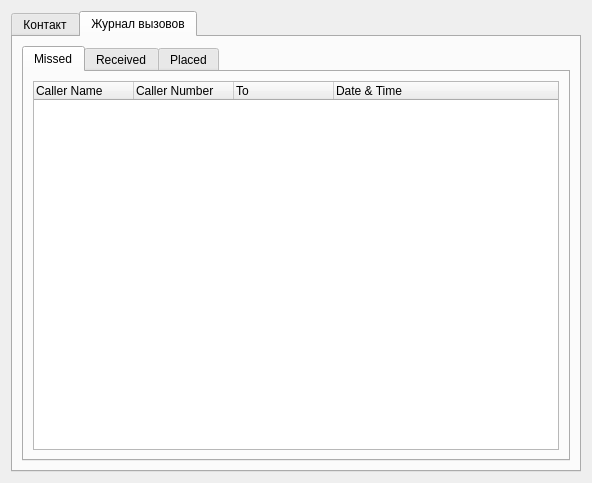
okostynchuk/Outcall, file AddContactDialog.ui: the form before one commit.
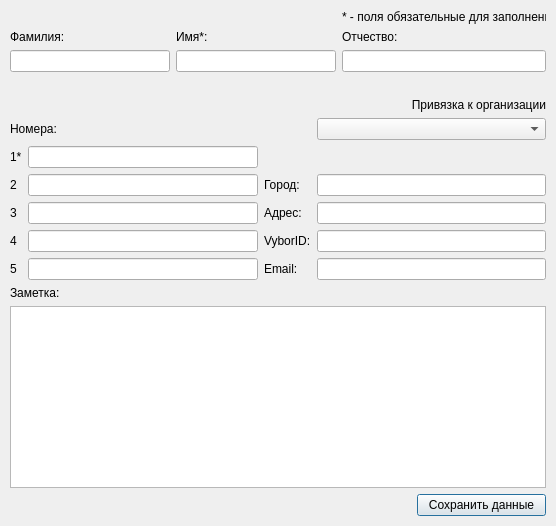
The form after the commit.

Patch:
```diff
--- a/AddContactDialog.ui
+++ b/AddContactDialog.ui
@@ -6,8 +6,8 @@
    <rect>
     <x>0</x>
     <y>0</y>
-    <width>554</width>
-    <height>483</height>
+    <width>556</width>
+    <height>526</height>
    </rect>
   </property>
   <property name="minimumSize">
@@ -19,21 +19,15 @@
   <property name="windowTitle">
    <string>Dialog</string>
   </property>
-  <layout class="QGridLayout" name="gridLayout_2">
-   <item row="0" column="0">
-    <widget class="QTabWidget" name="tabWidget">
-     <property name="focusPolicy">
-      <enum>Qt::TabFocus</enum>
-     </property>
-     <property name="currentIndex">
-      <number>1</number>
-     </property>
-     <widget class="QWidget" name="tab_5">
-      <attribute name="title">
-       <string>Контакт</string>
-      </attribute>
-      <layout class="QGridLayout" name="gridLayout">
-       <item row="0" column="0">
+  <widget class="QWidget" name="layoutWidget">
+   <property name="geometry">
+    <rect>
+     <x>10</x>
+     <y>10</y>
+     <width>536</width>
+     <height>506</height>
+    </rect>
+   </property>
         <layout class="QVBoxLayout" name="verticalLayout_3">
          <item>
           <layout class="QGridLayout" name="gridLayout_5">
@@ -263,145 +257,7 @@
           </layout>
          </item>
         </layout>
-       </item>
-      </layout>
-     </widget>
-     <widget class="QWidget" name="tab_6">
-      <attribute name="title">
-       <string>Журнал вызовов</string>
-      </attribute>
-      <layout class="QVBoxLayout" name="verticalLayout">
-       <item>
-        <layout class="QGridLayout" name="gridLayout_3">
-         <item row="0" column="0">
-          <widget class="QTabWidget" name="tabWidget_2">
-           <property name="currentIndex">
-            <number>0</number>
-           </property>
-           <widget class="QWidget" name="tab_3">
-            <attribute name="title">
-             <string>Missed</string>
-            </attribute>
-            <layout class="QGridLayout" name="gridLayout_4">
-             <item row="0" column="0">
-              <widget class="QTreeWidget" name="treeWidgetMissed">
-               <property name="selectionMode">
-                <enum>QAbstractItemView::ExtendedSelection</enum>
-               </property>
-               <property name="rootIsDecorated">
-                <bool>false</bool>
-               </property>
-               <property name="columnCount">
-                <number>4</number>
-               </property>
-               <column>
-                <property name="text">
-                 <string>Caller Name</string>
-                </property>
-               </column>
-               <column>
-                <property name="text">
-                 <string notr="true">Caller Number</string>
-                </property>
-               </column>
-               <column>
-                <property name="text">
-                 <string notr="true">To</string>
-                </property>
-               </column>
-               <column>
-                <property name="text">
-                 <string notr="true">Date &amp; Time</string>
-                </property>
-               </column>
-              </widget>
-             </item>
-            </layout>
-           </widget>
-           <widget class="QWidget" name="tab_4">
-            <attribute name="title">
-             <string>Received</string>
-            </attribute>
-            <layout class="QVBoxLayout" name="verticalLayout_7">
-             <item>
-              <widget class="QTreeWidget" name="treeWidgetReceived">
-               <property name="selectionMode">
-                <enum>QAbstractItemView::ExtendedSelection</enum>
-               </property>
-               <property name="rootIsDecorated">
-                <bool>false</bool>
-               </property>
-               <property name="columnCount">
-                <number>4</number>
-               </property>
-               <column>
-                <property name="text">
-                 <string>Caller Name</string>
-                </property>
-               </column>
-               <column>
-                <property name="text">
-                 <string notr="true">Caller Number</string>
-                </property>
-               </column>
-               <column>
-                <property name="text">
-                 <string notr="true">To</string>
-                </property>
-               </column>
-               <column>
-                <property name="text">
-                 <string notr="true">Date &amp; Time</string>
-                </property>
-               </column>
-              </widget>
-             </item>
-            </layout>
-           </widget>
-           <widget class="QWidget" name="tab_7">
-            <attribute name="title">
-             <string>Placed</string>
-            </attribute>
-            <layout class="QVBoxLayout" name="verticalLayout_8">
-             <item>
-              <widget class="QTreeWidget" name="treeWidgetPlaced">
-               <property name="selectionMode">
-                <enum>QAbstractItemView::ExtendedSelection</enum>
-               </property>
-               <property name="rootIsDecorated">
-                <bool>false</bool>
-               </property>
-               <property name="columnCount">
-                <number>3</number>
-               </property>
-               <column>
-                <property name="text">
-                 <string notr="true">From</string>
-                </property>
-               </column>
-               <column>
-                <property name="text">
-                 <string notr="true">To</string>
-                </property>
-               </column>
-               <column>
-                <property name="text">
-                 <string notr="true">Date &amp; Time</string>
-                </property>
-               </column>
-              </widget>
-             </item>
-            </layout>
-           </widget>
-          </widget>
-         </item>
-        </layout>
-       </item>
-      </layout>
-     </widget>
-    </widget>
-   </item>
-  </layout>
+  </widget>
  </widget>
  <resources/>
  <connections/>
```
Lines whose indentation alone changed are shown as unchanged.
